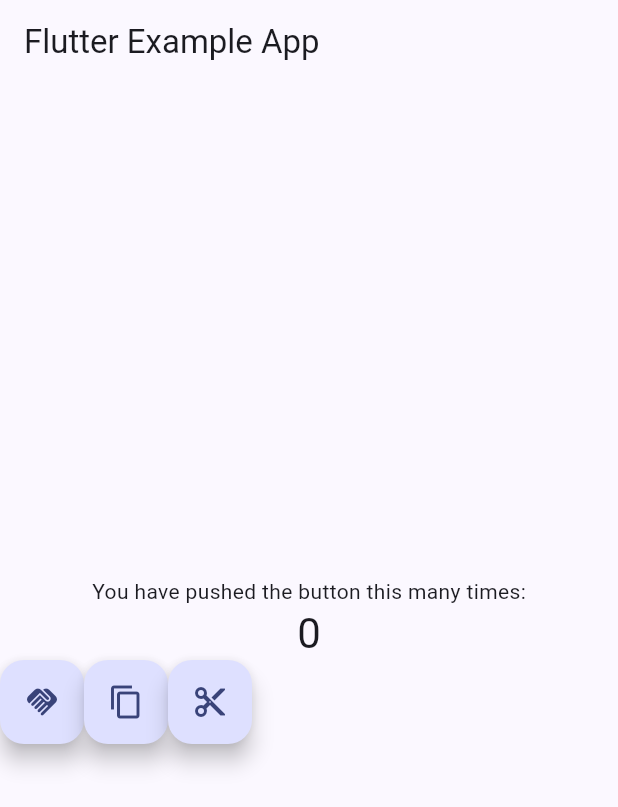
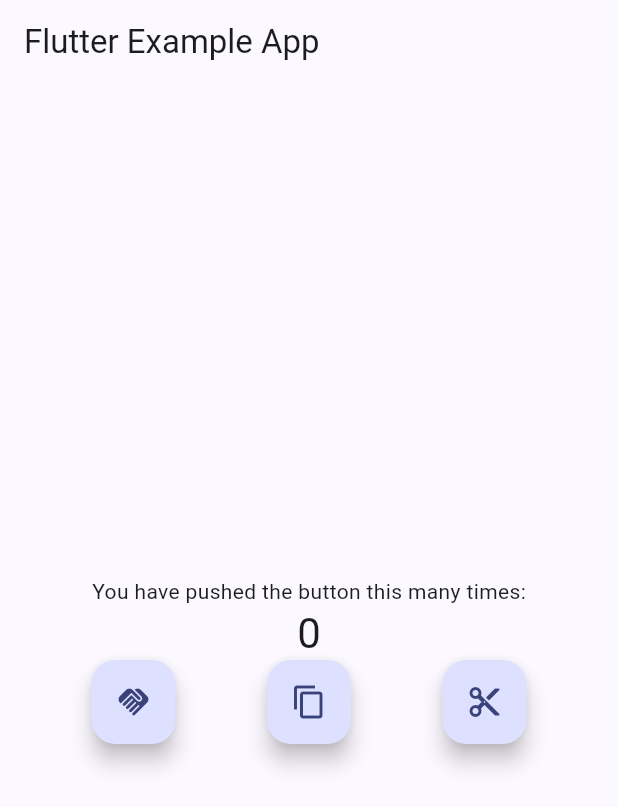
Before and after one commit to Myles-Green-30225822/CPPAssessment2Prototype, a Flutter app: the screen it shows after launch, on a phone screen of 412 x 824 dp. Shown: the top 807 px of the screen. Run offline on Flutter 3.47's test engine with Material 3 defaults, Android fonts, the phone set to English and light mode, and no system bars.

Commit message:
Update main.dart with button centring and spacing
This is to make sure that the buttons are spaced apart evenly and centred on the screen

```diff
--- a/lib/main.dart
+++ b/lib/main.dart
@@ -79,20 +79,6 @@ class _MyHomePageState extends State<MyHomePage> {
         // Center is a layout widget. It takes a single child and positions it
         // in the middle of the parent.
         child: Column(
-          // Column is also a layout widget. It takes a list of children and
-          // arranges them vertically. By default, it sizes itself to fit its
-          // children horizontally, and tries to be as tall as its parent.
-          //
-          // Invoke "debug painting" (press "p" in the console, choose the
-          // "Toggle Debug Paint" action from the Flutter Inspector in Android
-          // Studio, or the "Toggle Debug Paint" command in Visual Studio Code)
-          // to see the wireframe for each widget.
-          //
-          // Column has various properties to control how it sizes itself and
-          // how it positions its children. Here we use mainAxisAlignment to
-          // center the children vertically; the main axis here is the vertical
-          // axis because Columns are vertical (the cross axis would be
-          // horizontal).
           mainAxisAlignment: MainAxisAlignment.center,
           children: <Widget>[
             const Text(
@@ -102,21 +88,26 @@ class _MyHomePageState extends State<MyHomePage> {
               '$_counter',
               style: Theme.of(context).textTheme.headlineMedium,
             ),
-            Row(children: [FloatingActionButton(
+            Row(
+              mainAxisAlignment: MainAxisAlignment.spaceEvenly,
+              children: [
+                FloatingActionButton(
                   onPressed: _incrementCounter,
-              tooltip: 'Increment',
+                  tooltip: 'Rock',
                   child: const Icon(Icons.handshake),
                 ),
                 FloatingActionButton(
                   onPressed: _incrementCounter,
-              tooltip: 'Increment',
+                  tooltip: 'Paper',
                   child: const Icon(Icons.copy),
                 ),
                 FloatingActionButton(
                   onPressed: _incrementCounter,
-              tooltip: 'Increment',
+                  tooltip: 'Scissors',
                   child: const Icon(Icons.cut),
-            ),],)
+                )
+              ],
+            ),
           ],
         ),
       ),
```
Lines whose indentation alone changed are shown as unchanged.
